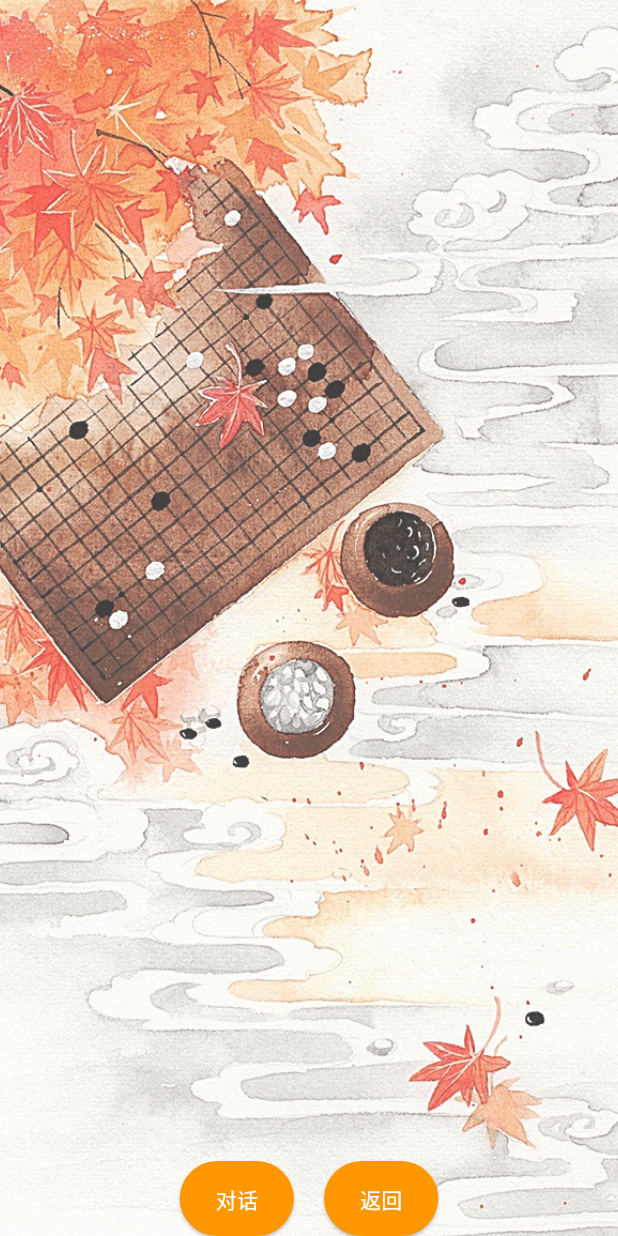
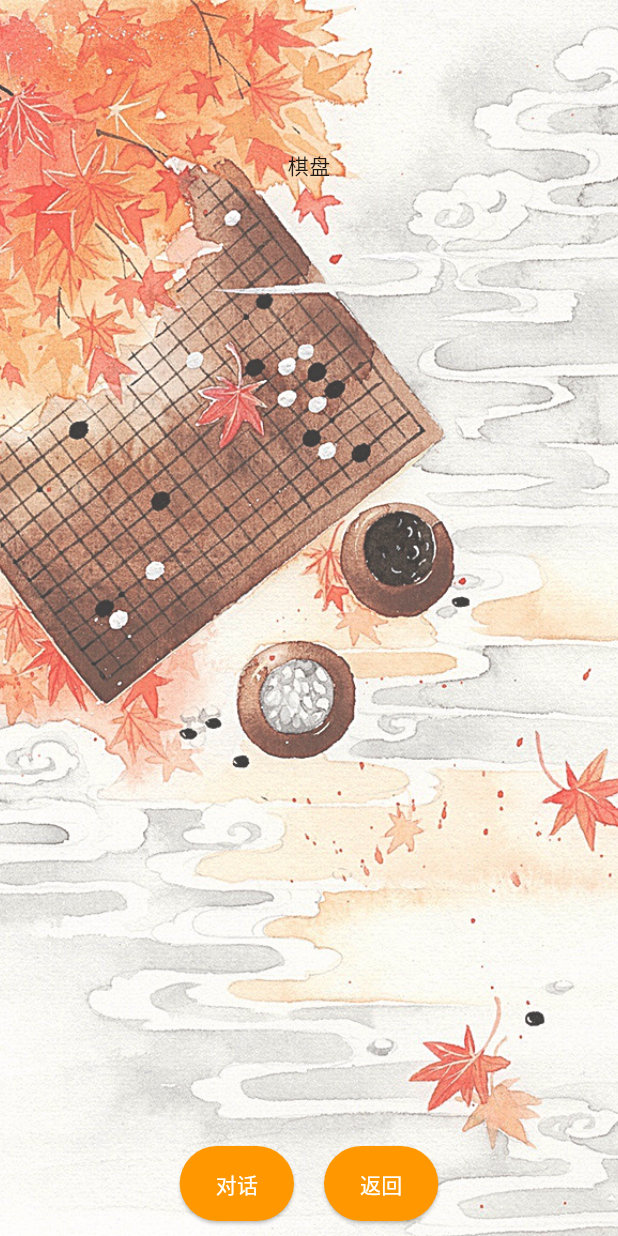
Before and after one commit to mxc-org/flutter_front, a Flutter app: the FightUI screen opened directly, on a phone screen of 412 x 824 dp. Run offline on Flutter 3.47's test engine with Material 2 defaults, Android fonts, the phone set to English and light mode, and no system bars; our stand-ins replace file_picker.

Commit message:
修改游戏中页面布局，顶层布局由column改成stack

```diff
--- a/lib/fightUI.dart
+++ b/lib/fightUI.dart
@@ -36,6 +36,7 @@ class _FightUIState extends State<FightUI> {
 
   @override
   Widget build(BuildContext context) {
+    double height = MediaQuery.of(context).size.height;
     return Scaffold(
       body: Container(
         width: double.infinity,
@@ -46,25 +47,38 @@ class _FightUIState extends State<FightUI> {
             opacity: 0.75,
           ),
         ),
-        child: Column(
+        child: Stack(
+          alignment: AlignmentDirectional.bottomCenter,
+          children: [
+            Column(
               mainAxisAlignment: MainAxisAlignment.end,
               children: [
+                //游戏中用户信息
                 Container(
                   padding: const EdgeInsets.only(
-                top: 40,
+                    top: 20,
                     left: 20,
                     right: 20,
                   ),
+                  height: 100,
                 ),
-            if (Values.ischat == false) chatbutton(),
+                //TODO 棋盘
+                const Expanded(child: Text("棋盘")),
+                const SizedBox(height: 20)
+              ],
+            ),
+            if (Values.ischat == false)
+              Container(
+                margin: const EdgeInsets.only(bottom: 10),
+                child: chatbutton(),
+              ),
             if (Values.ischat == true)
               Container(
+                padding: const EdgeInsets.only(bottom: 10),
                 width: double.infinity,
-                height: 180,
+                height: height / 2,
                 color: Colors.white,
-                child: Column(
-                  children: [communicationView()],
-                ),
+                child: communicationView(),
               ),
           ],
         ),
```
Lines whose indentation alone changed are shown as unchanged.
